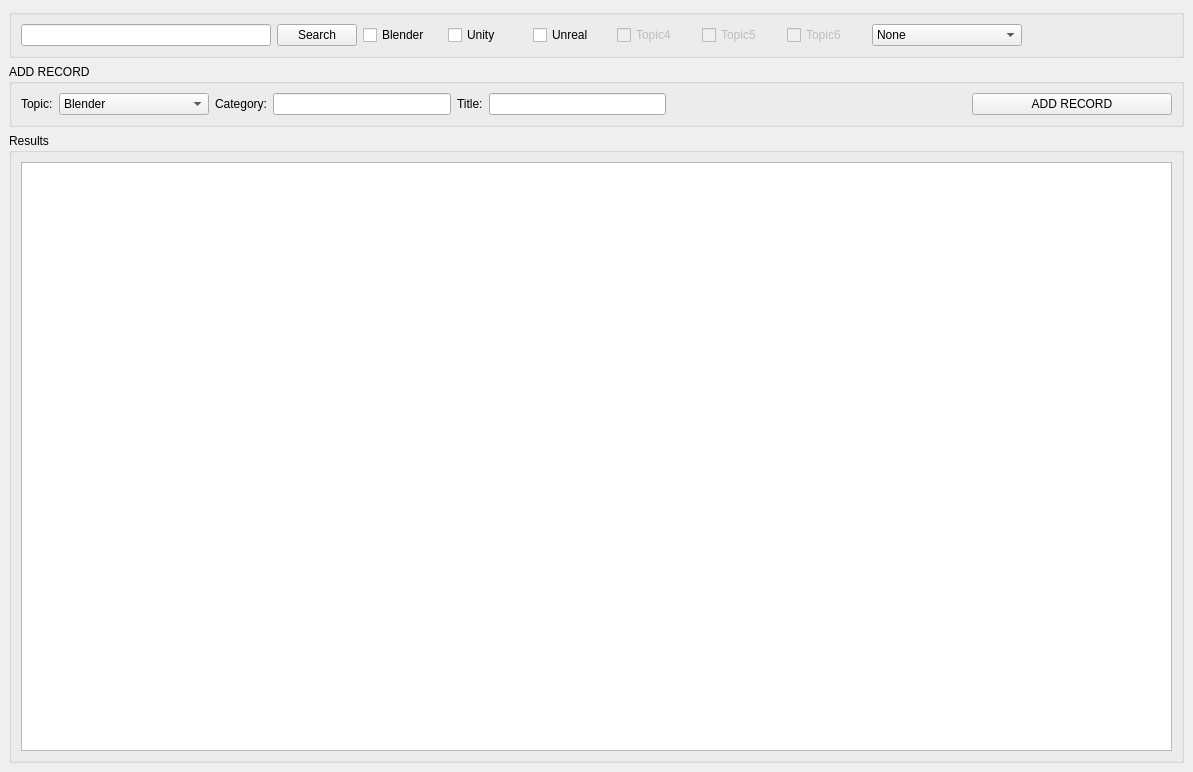
Shotaos/GSheetsEngine, file qt5/gui_elements/mainUI.ui: the form before one commit.
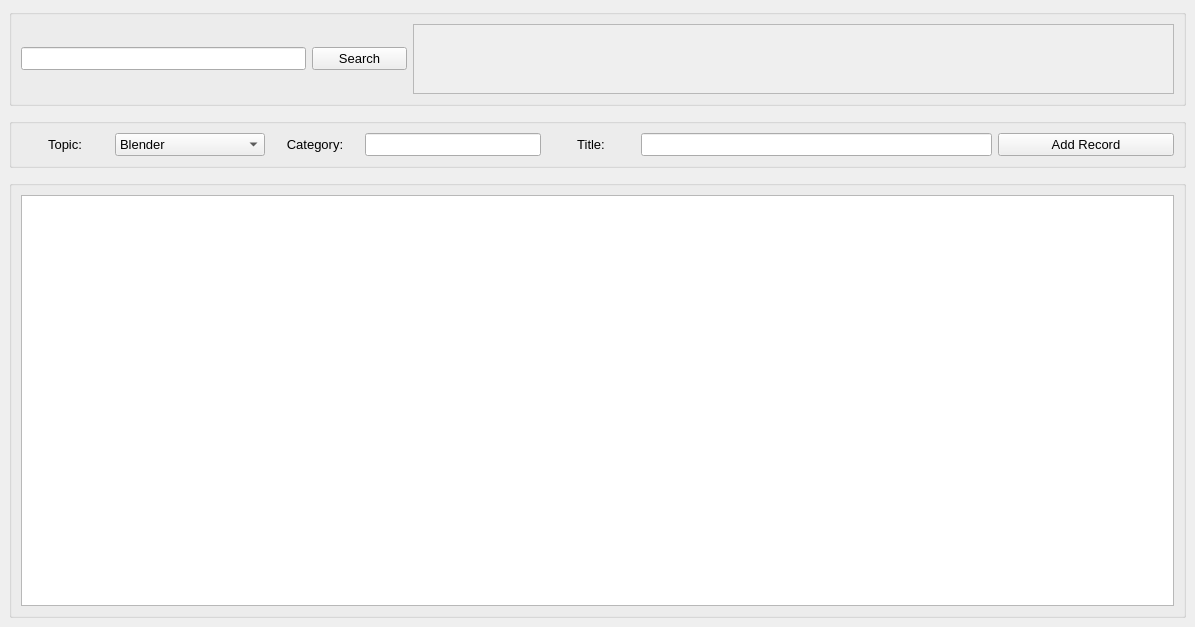
The form after the commit.

What changed in the file:
```diff
--- a/qt5/gui_elements/mainUI.ui
+++ b/qt5/gui_elements/mainUI.ui
@@ -6,8 +6,8 @@
    <rect>
     <x>0</x>
     <y>0</y>
-    <width>1193</width>
-    <height>772</height>
+    <width>1195</width>
+    <height>627</height>
    </rect>
   </property>
   <property name="windowTitle">
@@ -20,59 +20,19 @@
      <verstretch>0</verstretch>
     </sizepolicy>
    </property>
-   <layout class="QGridLayout" name="gridLayout_2">
-    <item row="0" column="0">
+   <layout class="QHBoxLayout" name="horizontalLayout_4">
+    <item>
      <layout class="QGridLayout" name="gridLayout">
       <property name="sizeConstraint">
        <enum>QLayout::SetDefaultConstraint</enum>
       </property>
-      <item row="2" column="0">
-       <widget class="QGroupBox" name="groupBox">
-        <property name="title">
-         <string>Results</string>
-        </property>
-        <layout class="QHBoxLayout" name="horizontalLayout_3">
-         <item>
-          <widget class="QTableWidget" name="main_table">
-           <property name="sizePolicy">
-            <sizepolicy hsizetype="Expanding" vsizetype="Expanding">
-             <horstretch>0</horstretch>
-             <verstretch>0</verstretch>
-            </sizepolicy>
-           </property>
-           <property name="minimumSize">
-            <size>
-             <width>1000</width>
-             <height>0</height>
-            </size>
-           </property>
-           <property name="contextMenuPolicy">
-            <enum>Qt::CustomContextMenu</enum>
-           </property>
-           <property name="layoutDirection">
-            <enum>Qt::LeftToRight</enum>
-           </property>
-           <property name="autoFillBackground">
-            <bool>false</bool>
-           </property>
-           <property name="alternatingRowColors">
-            <bool>true</bool>
-           </property>
-           <property name="gridStyle">
-            <enum>Qt::SolidLine</enum>
-           </property>
-           <property name="sortingEnabled">
-            <bool>true</bool>
-           </property>
-          </widget>
-         </item>
-        </layout>
-       </widget>
-      </item>
+      <property name="verticalSpacing">
+       <number>12</number>
+      </property>
       <item row="1" column="0">
        <widget class="QGroupBox" name="add_record_group">
         <property name="sizePolicy">
-         <sizepolicy hsizetype="Expanding" vsizetype="Maximum">
+         <sizepolicy hsizetype="Expanding" vsizetype="Preferred">
           <horstretch>0</horstretch>
           <verstretch>0</verstretch>
          </sizepolicy>
@@ -81,14 +41,14 @@
          <enum>Qt::NoContextMenu</enum>
         </property>
         <property name="title">
-         <string>ADD RECORD</string>
+         <string/>
         </property>
         <layout class="QHBoxLayout" name="horizontalLayout">
          <item>
           <widget class="QLabel" name="topic_label">
            <property name="sizePolicy">
-            <sizepolicy hsizetype="Fixed" vsizetype="Preferred">
-             <horstretch>0</horstretch>
+            <sizepolicy hsizetype="Preferred" vsizetype="Preferred">
+             <horstretch>1</horstretch>
              <verstretch>0</verstretch>
             </sizepolicy>
            </property>
@@ -104,9 +64,23 @@
              <height>0</height>
             </size>
            </property>
+           <property name="font">
+            <font>
+             <pointsize>10</pointsize>
+            </font>
+           </property>
+           <property name="layoutDirection">
+            <enum>Qt::LeftToRight</enum>
+           </property>
            <property name="text">
             <string>Topic:</string>
            </property>
+           <property name="scaledContents">
+            <bool>false</bool>
+           </property>
+           <property name="alignment">
+            <set>Qt::AlignCenter</set>
+           </property>
           </widget>
          </item>
          <item>
@@ -115,14 +89,14 @@
             <bool>true</bool>
            </property>
            <property name="sizePolicy">
-            <sizepolicy hsizetype="Expanding" vsizetype="Fixed">
-             <horstretch>0</horstretch>
+            <sizepolicy hsizetype="Preferred" vsizetype="Preferred">
+             <horstretch>2</horstretch>
              <verstretch>0</verstretch>
             </sizepolicy>
            </property>
            <property name="minimumSize">
             <size>
-             <width>9</width>
+             <width>0</width>
              <height>0</height>
             </size>
            </property>
@@ -132,6 +106,11 @@
              <height>16777215</height>
             </size>
            </property>
+           <property name="font">
+            <font>
+             <pointsize>10</pointsize>
+            </font>
+           </property>
            <property name="contextMenuPolicy">
             <enum>Qt::NoContextMenu</enum>
            </property>
@@ -145,8 +124,8 @@
          <item>
           <widget class="QLabel" name="category_label">
            <property name="sizePolicy">
-            <sizepolicy hsizetype="Fixed" vsizetype="Preferred">
-             <horstretch>0</horstretch>
+            <sizepolicy hsizetype="Preferred" vsizetype="Preferred">
+             <horstretch>1</horstretch>
              <verstretch>0</verstretch>
             </sizepolicy>
            </property>
@@ -162,16 +141,33 @@
              <height>0</height>
             </size>
            </property>
+           <property name="font">
+            <font>
+             <pointsize>10</pointsize>
+            </font>
+           </property>
+           <property name="layoutDirection">
+            <enum>Qt::LeftToRight</enum>
+           </property>
            <property name="text">
             <string>Category:</string>
            </property>
+           <property name="scaledContents">
+            <bool>false</bool>
+           </property>
+           <property name="alignment">
+            <set>Qt::AlignCenter</set>
+           </property>
+           <property name="wordWrap">
+            <bool>false</bool>
+           </property>
           </widget>
          </item>
          <item>
           <widget class="QLineEdit" name="category_line">
            <property name="sizePolicy">
-            <sizepolicy hsizetype="Fixed" vsizetype="Fixed">
-             <horstretch>0</horstretch>
+            <sizepolicy hsizetype="Preferred" vsizetype="Preferred">
+             <horstretch>2</horstretch>
              <verstretch>0</verstretch>
             </sizepolicy>
            </property>
@@ -189,8 +185,8 @@
          <item>
           <widget class="QLabel" name="title_label">
            <property name="sizePolicy">
-            <sizepolicy hsizetype="Fixed" vsizetype="Preferred">
-             <horstretch>0</horstretch>
+            <sizepolicy hsizetype="Preferred" vsizetype="Preferred">
+             <horstretch>1</horstretch>
              <verstretch>0</verstretch>
             </sizepolicy>
            </property>
@@ -206,16 +202,30 @@
              <height>0</height>
             </size>
            </property>
+           <property name="font">
+            <font>
+             <pointsize>10</pointsize>
+            </font>
+           </property>
+           <property name="layoutDirection">
+            <enum>Qt::LeftToRight</enum>
+           </property>
            <property name="text">
             <string>Title:</string>
            </property>
+           <property name="scaledContents">
+            <bool>false</bool>
+           </property>
+           <property name="alignment">
+            <set>Qt::AlignCenter</set>
+           </property>
           </widget>
          </item>
          <item>
           <widget class="QLineEdit" name="title_line">
            <property name="sizePolicy">
-            <sizepolicy hsizetype="Fixed" vsizetype="Fixed">
-             <horstretch>0</horstretch>
+            <sizepolicy hsizetype="Preferred" vsizetype="Preferred">
+             <horstretch>4</horstretch>
              <verstretch>0</verstretch>
             </sizepolicy>
            </property>
@@ -230,27 +240,11 @@
            </property>
           </widget>
          </item>
-         <item>
-          <spacer name="horizontalSpacer_3">
-           <property name="orientation">
-            <enum>Qt::Horizontal</enum>
-           </property>
-           <property name="sizeType">
-            <enum>QSizePolicy::Maximum</enum>
-           </property>
-           <property name="sizeHint" stdset="0">
-            <size>
-             <width>300</width>
-             <height>20</height>
-            </size>
-           </property>
-          </spacer>
-         </item>
          <item>
           <widget class="QPushButton" name="add_record">
            <property name="sizePolicy">
-            <sizepolicy hsizetype="MinimumExpanding" vsizetype="Fixed">
-             <horstretch>0</horstretch>
+            <sizepolicy hsizetype="Preferred" vsizetype="Preferred">
+             <horstretch>2</horstretch>
              <verstretch>0</verstretch>
             </sizepolicy>
            </property>
@@ -266,11 +260,64 @@
              <height>16777215</height>
             </size>
            </property>
+           <property name="font">
+            <font>
+             <pointsize>10</pointsize>
+            </font>
+           </property>
            <property name="contextMenuPolicy">
             <enum>Qt::NoContextMenu</enum>
            </property>
            <property name="text">
-            <string>ADD RECORD</string>
+            <string>Add Record</string>
+           </property>
+          </widget>
+         </item>
+        </layout>
+       </widget>
+      </item>
+      <item row="2" column="0">
+       <widget class="QGroupBox" name="groupBox">
+        <property name="title">
+         <string/>
+        </property>
+        <layout class="QHBoxLayout" name="horizontalLayout_3">
+         <item>
+          <widget class="QTableWidget" name="main_table">
+           <property name="sizePolicy">
+            <sizepolicy hsizetype="Expanding" vsizetype="Expanding">
+             <horstretch>0</horstretch>
+             <verstretch>0</verstretch>
+            </sizepolicy>
+           </property>
+           <property name="minimumSize">
+            <size>
+             <width>600</width>
+             <height>0</height>
+            </size>
+           </property>
+           <property name="font">
+            <font>
+             <pointsize>10</pointsize>
+            </font>
+           </property>
+           <property name="contextMenuPolicy">
+            <enum>Qt::CustomContextMenu</enum>
+           </property>
+           <property name="layoutDirection">
+            <enum>Qt::LeftToRight</enum>
+           </property>
+           <property name="autoFillBackground">
+            <bool>false</bool>
+           </property>
+           <property name="alternatingRowColors">
+            <bool>true</bool>
+           </property>
+           <property name="gridStyle">
+            <enum>Qt::SolidLine</enum>
+           </property>
+           <property name="sortingEnabled">
+            <bool>true</bool>
            </property>
           </widget>
          </item>
@@ -280,7 +327,7 @@
       <item row="0" column="0">
        <widget class="QGroupBox" name="search_group">
         <property name="sizePolicy">
-         <sizepolicy hsizetype="Expanding" vsizetype="Maximum">
+         <sizepolicy hsizetype="Expanding" vsizetype="Preferred">
           <horstretch>0</horstretch>
           <verstretch>0</verstretch>
          </sizepolicy>
@@ -310,14 +357,14 @@
          <item>
           <widget class="QLineEdit" name="search_line_input">
            <property name="sizePolicy">
-            <sizepolicy hsizetype="MinimumExpanding" vsizetype="Fixed">
-             <horstretch>0</horstretch>
+            <sizepolicy hsizetype="Preferred" vsizetype="Fixed">
+             <horstretch>3</horstretch>
              <verstretch>0</verstretch>
             </sizepolicy>
            </property>
            <property name="maximumSize">
             <size>
-             <width>250</width>
+             <width>16777215</width>
              <height>16777215</height>
             </size>
            </property>
@@ -327,163 +374,66 @@
              <height>6</height>
             </size>
            </property>
+           <property name="font">
+            <font>
+             <pointsize>10</pointsize>
+            </font>
+           </property>
           </widget>
          </item>
          <item>
           <widget class="QPushButton" name="search_button">
            <property name="sizePolicy">
             <sizepolicy hsizetype="Preferred" vsizetype="Fixed">
-             <horstretch>0</horstretch>
+             <horstretch>1</horstretch>
              <verstretch>0</verstretch>
             </sizepolicy>
            </property>
            <property name="maximumSize">
             <size>
-             <width>140</width>
+             <width>16777215</width>
              <height>16777215</height>
             </size>
            </property>
+           <property name="font">
+            <font>
+             <pointsize>10</pointsize>
+            </font>
+           </property>
            <property name="text">
             <string>Search</string>
            </property>
           </widget>
          </item>
          <item>
-          <widget class="QCheckBox" name="topic1">
+          <widget class="QScrollArea" name="topic_scroll_area">
            <property name="sizePolicy">
-            <sizepolicy hsizetype="Minimum" vsizetype="Fixed">
-             <horstretch>0</horstretch>
+            <sizepolicy hsizetype="Preferred" vsizetype="Fixed">
+             <horstretch>8</horstretch>
              <verstretch>0</verstretch>
             </sizepolicy>
            </property>
-           <property name="text">
-            <string>Blender</string>
+           <property name="font">
+            <font>
+             <pointsize>10</pointsize>
+            </font>
            </property>
-          </widget>
-         </item>
-         <item>
-          <widget class="QCheckBox" name="topic2">
-           <property name="sizePolicy">
-            <sizepolicy hsizetype="Minimum" vsizetype="Fixed">
-             <horstretch>0</horstretch>
-             <verstretch>0</verstretch>
-            </sizepolicy>
-           </property>
-           <property name="text">
-            <string>Unity</string>
-           </property>
-          </widget>
-         </item>
-         <item>
-          <widget class="QCheckBox" name="topic3">
-           <property name="sizePolicy">
-            <sizepolicy hsizetype="Minimum" vsizetype="Fixed">
-             <horstretch>0</horstretch>
-             <verstretch>0</verstretch>
-            </sizepolicy>
-           </property>
-           <property name="text">
-            <string>Unreal</string>
-           </property>
-          </widget>
-         </item>
-         <item>
-          <widget class="QCheckBox" name="topic4">
-           <property name="enabled">
-            <bool>false</bool>
-           </property>
-           <property name="sizePolicy">
-            <sizepolicy hsizetype="Minimum" vsizetype="Fixed">
-             <horstretch>0</horstretch>
-             <verstretch>0</verstretch>
-            </sizepolicy>
-           </property>
-           <property name="text">
-            <string>Topic4</string>
-           </property>
-          </widget>
-         </item>
-         <item>
-          <widget class="QCheckBox" name="topic5">
-           <property name="enabled">
-            <bool>false</bool>
-           </property>
-           <property name="sizePolicy">
-            <sizepolicy hsizetype="Minimum" vsizetype="Fixed">
-             <horstretch>0</horstretch>
-             <verstretch>0</verstretch>
-            </sizepolicy>
-           </property>
-           <property name="text">
-            <string>Topic5</string>
-           </property>
-          </widget>
-         </item>
-         <item>
-          <widget class="QCheckBox" name="topic6">
-           <property name="enabled">
-            <bool>false</bool>
-           </property>
-           <property name="sizePolicy">
-            <sizepolicy hsizetype="Minimum" vsizetype="Fixed">
-             <horstretch>0</horstretch>
-             <verstretch>0</verstretch>
-            </sizepolicy>
-           </property>
-           <property name="text">
-            <string>Topic6</string>
-           </property>
-          </widget>
-         </item>
-         <item>
-          <widget class="QComboBox" name="search_topic_dropdown">
-           <property name="enabled">
+           <property name="widgetResizable">
             <bool>true</bool>
            </property>
-           <property name="sizePolicy">
-            <sizepolicy hsizetype="MinimumExpanding" vsizetype="Fixed">
-             <horstretch>0</horstretch>
-             <verstretch>0</verstretch>
-            </sizepolicy>
-           </property>
-           <property name="minimumSize">
-            <size>
-             <width>9</width>
-             <height>0</height>
-            </size>
-           </property>
-           <property name="maximumSize">
-            <size>
-             <width>150</width>
-             <height>16777215</height>
-            </size>
-           </property>
-           <property name="contextMenuPolicy">
-            <enum>Qt::NoContextMenu</enum>
-           </property>
-           <item>
-            <property name="text">
-             <string>None</string>
+           <widget class="QWidget" name="scrollAreaWidgetContents">
+            <property name="geometry">
+             <rect>
+              <x>0</x>
+              <y>0</y>
+              <width>760</width>
+              <height>69</height>
+             </rect>
             </property>
-           </item>
+            <layout class="QHBoxLayout" name="horizontalLayout_5"/>
+           </widget>
           </widget>
          </item>
-         <item>
-          <spacer name="horizontalSpacer_2">
-           <property name="orientation">
-            <enum>Qt::Horizontal</enum>
-           </property>
-           <property name="sizeType">
-            <enum>QSizePolicy::Fixed</enum>
-           </property>
-           <property name="sizeHint" stdset="0">
-            <size>
-             <width>150</width>
-             <height>20</height>
-            </size>
-           </property>
-          </spacer>
-         </item>
         </layout>
        </widget>
       </item>
```
